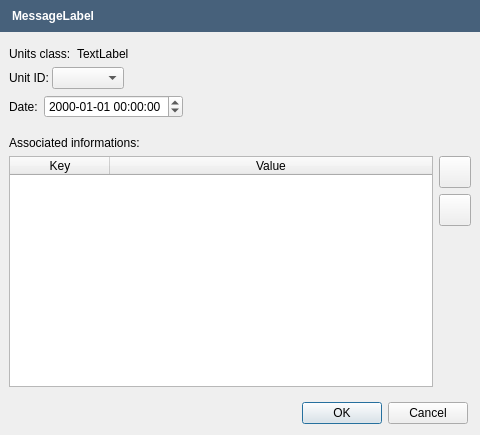
Qt form src/apps/openfluid-builder/spatial/EditEventDialog.ui (jylfc0307/OpenFluidPlus) before a commit.
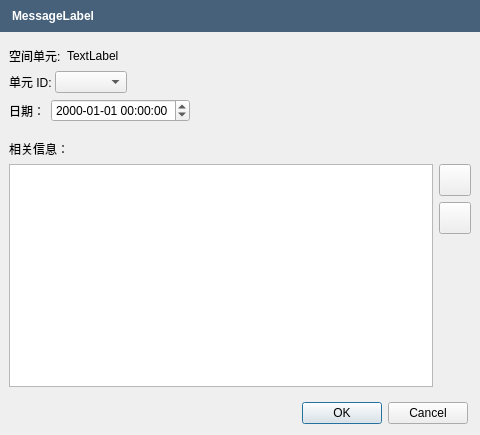
The same form after that commit.

Patch:
```diff
--- a/src/apps/openfluid-builder/spatial/EditEventDialog.ui
+++ b/src/apps/openfluid-builder/spatial/EditEventDialog.ui
@@ -104,7 +104,7 @@
            </sizepolicy>
           </property>
           <property name="text">
-           <string>Units class:</string>
+           <string>空间单元:</string>
           </property>
          </widget>
         </item>
@@ -131,7 +131,7 @@
            </sizepolicy>
           </property>
           <property name="text">
-           <string>Unit ID:</string>
+           <string>单元 ID:</string>
           </property>
          </widget>
         </item>
@@ -158,7 +158,7 @@
         <item>
          <widget class="QLabel" name="label_2">
           <property name="text">
-           <string>Date:</string>
+           <string>日期：</string>
           </property>
          </widget>
         </item>
@@ -203,7 +203,7 @@
       <item>
        <widget class="QLabel" name="label_3">
         <property name="text">
-         <string>Associated informations:</string>
+         <string>相关信息：</string>
         </property>
        </widget>
       </item>
@@ -218,7 +218,7 @@
            <enum>QAbstractItemView::SelectRows</enum>
           </property>
           <attribute name="horizontalHeaderVisible">
-           <bool>true</bool>
+           <bool>false</bool>
           </attribute>
           <attribute name="horizontalHeaderStretchLastSection">
            <bool>true</bool>
@@ -228,12 +228,12 @@
           </attribute>
           <column>
            <property name="text">
-            <string>Key</string>
+            <string>键</string>
            </property>
           </column>
           <column>
            <property name="text">
-            <string>Value</string>
+            <string>值</string>
            </property>
           </column>
          </widget>
```
